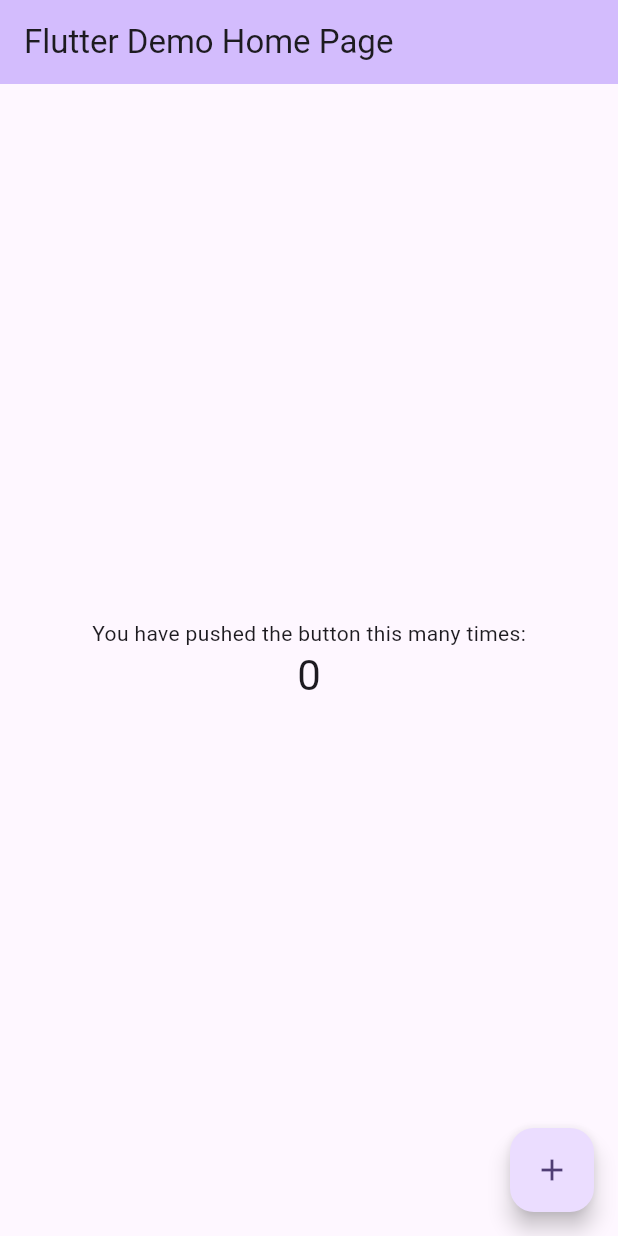
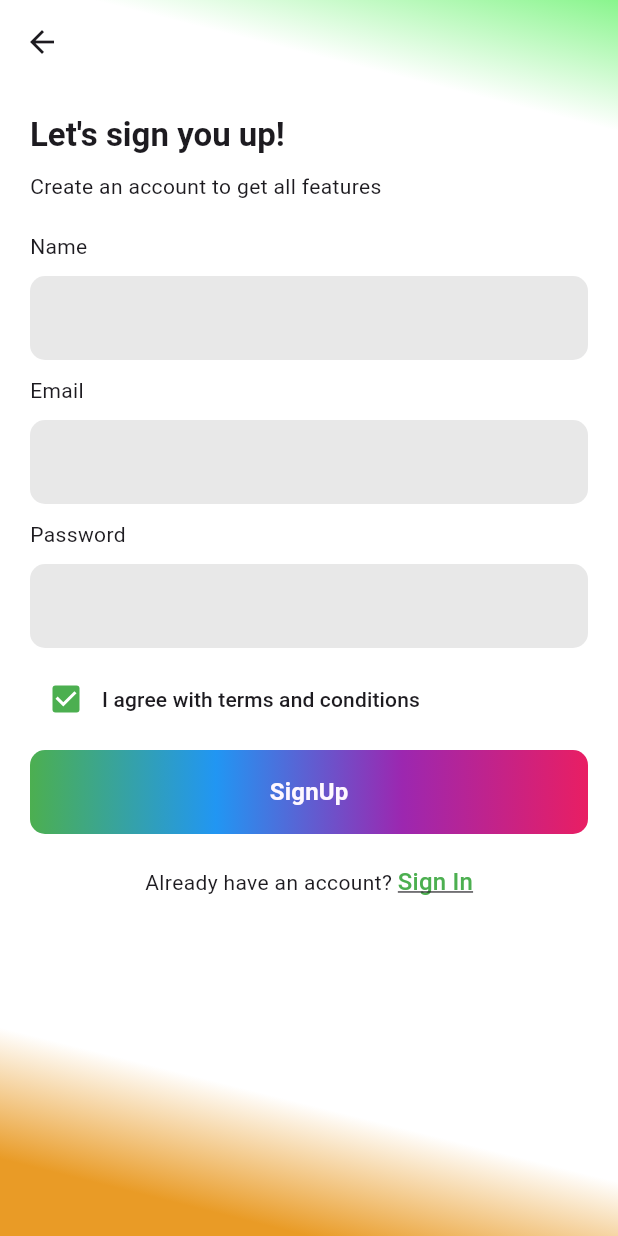
Before and after one commit to VB10/only_code, a Flutter app: the screen it shows after launch, on a phone screen of 412 x 824 dp. Run offline on Flutter 3.47's test engine with Material 3 defaults, Android fonts, the phone set to English and light mode, and no system bars.

Commit message:
Add custom sign up feature to main.dart

```diff
--- /dev/null
+++ b/lib/feature/custom_sign_up/custom_sign_up.dart
@@ -0,0 +1,67 @@
+import 'package:flutter/material.dart';
+import 'package:flutter/widgets.dart';
+import 'package:only_code/feature/custom_sign_up/custom_sign_up_keys.dart';
+
+import 'package:only_code/feature/custom_sign_up/custom_sign_up_mixin.dart';
+import 'package:only_code/feature/custom_sign_up/custom_sign_up_padding.dart';
+import 'package:only_code/feature/custom_sign_up/widget/custom_sign_size_items.dart';
+
+part './widget/custom_sign_header_title.dart';
+part './widget/custom_sign_controller.dart';
+part './widget/custom_sign_button.dart';
+part './widget/custom_sign_check_box.dart';
+part './widget/custom_sign_already.dart';
+part './widget/custom_sign_gradient.dart';
+
+/// Custom sign up view from upplabs
+final class CustomSignUpView extends StatefulWidget {
+  const CustomSignUpView({super.key});
+  @override
+  State<CustomSignUpView> createState() => _CustomSignUpViewState();
+}
+
+class _CustomSignUpViewState extends State<CustomSignUpView>
+    with CustomSignUpMixin {
+  @override
+  Widget build(BuildContext context) {
+    return _CustomSignGradient(
+      child: Scaffold(
+        backgroundColor: Colors.transparent,
+        appBar: AppBar(
+          backgroundColor: Colors.transparent,
+          leading: const BackButton(),
+        ),
+        body: SingleChildScrollView(
+          child: Padding(
+            padding: CustomSignUpPadding.medium.paddingHorizontal,
+            child: Column(
+              crossAxisAlignment: CrossAxisAlignment.start,
+              children: [
+                const _HeaderTitle(),
+                _SignUpTextField(
+                  controller: nameController,
+                  title: CustomSignUpKeys.nameControllerTitle,
+                  keyboardType: TextInputType.name,
+                ),
+                _SignUpTextField(
+                  controller: emailController,
+                  title: CustomSignUpKeys.emailControllerTitle,
+                  keyboardType: TextInputType.emailAddress,
+                ),
+                _SignUpTextField(
+                  controller: passwordController,
+                  title: CustomSignUpKeys.passwordControllerTitle,
+                  obscureText: true,
+                  keyboardType: TextInputType.visiblePassword,
+                ),
+                const _CustomSignCheckBox(),
+                const _CustomSignButton(),
+                const _AlreadyHaveAccount(),
+              ],
+            ),
+          ),
+        ),
+      ),
+    );
+  }
+}
--- /dev/null
+++ b/lib/feature/custom_sign_up/custom_sign_up_keys.dart
@@ -0,0 +1,23 @@
+import 'package:flutter/material.dart';
+
+@immutable
+
+/// Custom sign up keys
+final class CustomSignUpKeys {
+  CustomSignUpKeys._();
+
+  /// Strings
+  static const headerTitle = 'Let\'s sign you up!';
+  static const headerSubtitle = 'Create an account to get all features';
+
+  /// Controllers
+  static const nameControllerTitle = 'Name';
+  static const emailControllerTitle = 'Email';
+  static const passwordControllerTitle = 'Password';
+
+  /// Buttons
+  static const signUpButtonTitle = 'SignUp';
+  static const checkBoxTitle = 'I agree with terms and conditions';
+  static const alreadyHaveAccount = 'Already have an account? ';
+  static const signIn = 'Sign In';
+}
--- /dev/null
+++ b/lib/feature/custom_sign_up/custom_sign_up_mixin.dart
@@ -0,0 +1,17 @@
+import 'package:flutter/material.dart';
+import 'package:only_code/feature/custom_sign_up/custom_sign_up.dart';
+
+/// Custom sign up mixin for custom sign up view
+mixin CustomSignUpMixin on State<CustomSignUpView> {
+  final TextEditingController nameController = TextEditingController();
+  final TextEditingController emailController = TextEditingController();
+  final TextEditingController passwordController = TextEditingController();
+
+  @override
+  void dispose() {
+    super.dispose();
+    nameController.dispose();
+    emailController.dispose();
+    passwordController.dispose();
+  }
+}
--- /dev/null
+++ b/lib/feature/custom_sign_up/custom_sign_up_padding.dart
@@ -0,0 +1,24 @@
+import 'package:flutter/material.dart';
+
+enum CustomSignUpPadding {
+  /// 10
+  low(10),
+
+  /// 20
+  medium(20),
+
+  /// 30
+  high(30);
+
+  final double value;
+  const CustomSignUpPadding(this.value);
+
+  /// All sides padding with [value]
+  EdgeInsets get padding => EdgeInsets.all(value);
+
+  /// Horizontal padding with [value]
+  EdgeInsets get paddingVertical => EdgeInsets.symmetric(vertical: value);
+
+  /// Vertical padding with [value]
+  EdgeInsets get paddingHorizontal => EdgeInsets.symmetric(horizontal: value);
+}
--- /dev/null
+++ b/lib/feature/custom_sign_up/widget/custom_sign_already.dart
@@ -0,0 +1,29 @@
+part of '../custom_sign_up.dart';
+
+final class _AlreadyHaveAccount extends StatelessWidget {
+  const _AlreadyHaveAccount();
+
+  @override
+  Widget build(BuildContext context) {
+    return Padding(
+      padding: CustomSignUpPadding.medium.paddingVertical,
+      child: Center(
+        child: Text.rich(
+          TextSpan(
+            text: CustomSignUpKeys.alreadyHaveAccount,
+            children: [
+              TextSpan(
+                text: CustomSignUpKeys.signIn,
+                style: Theme.of(context).textTheme.titleMedium?.copyWith(
+                      /// TODO: use from theme
+                      color: Colors.green,
+                      decoration: TextDecoration.underline,
+                    ),
+              ),
+            ],
+          ),
+        ),
+      ),
+    );
+  }
+}
--- /dev/null
+++ b/lib/feature/custom_sign_up/widget/custom_sign_button.dart
@@ -0,0 +1,40 @@
+part of '../custom_sign_up.dart';
+
+final class _CustomSignButton extends StatelessWidget {
+  const _CustomSignButton();
+
+  /// TODO: Core
+  /// Theme of the app
+  ThemeData _theme(BuildContext context) => Theme.of(context);
+  @override
+  Widget build(BuildContext context) {
+    return InkWell(
+      onTap: () {},
+      child: SizedBox(
+        height: CustomSignSizeItems.normalButtonHeight,
+        child: DecoratedBox(
+          decoration: BoxDecoration(
+            borderRadius: CustomSignSizeItems.lowRadius,
+            gradient: _ButtonGradient(),
+          ),
+          child: Center(
+            child: Text(
+              CustomSignUpKeys.signUpButtonTitle,
+              style: Theme.of(context).textTheme.titleMedium?.copyWith(
+                    color: _theme(context).colorScheme.background,
+                    fontWeight: FontWeight.w700,
+                  ),
+            ),
+          ),
+        ),
+      ),
+    );
+  }
+}
+
+final class _ButtonGradient extends LinearGradient {
+  _ButtonGradient()
+      : super(
+          colors: [Colors.green, Colors.blue, Colors.purple, Colors.pink],
+        );
+}
--- /dev/null
+++ b/lib/feature/custom_sign_up/widget/custom_sign_check_box.dart
@@ -0,0 +1,24 @@
+part of '../custom_sign_up.dart';
+
+final class _CustomSignCheckBox extends StatelessWidget {
+  const _CustomSignCheckBox();
+  @override
+  Widget build(BuildContext context) {
+    return Padding(
+      padding: EdgeInsets.only(bottom: CustomSignUpPadding.low.value),
+      child: Row(
+        children: [
+          Checkbox(
+            value: true,
+
+            /// TODO: use from theme
+            activeColor: Colors.green,
+            onChanged: (value) {},
+          ),
+          Text(CustomSignUpKeys.checkBoxTitle,
+              style: Theme.of(context).textTheme.titleSmall),
+        ],
+      ),
+    );
+  }
+}
--- /dev/null
+++ b/lib/feature/custom_sign_up/widget/custom_sign_controller.dart
@@ -0,0 +1,47 @@
+part of '../custom_sign_up.dart';
+
+final class _SignUpTextField extends StatelessWidget {
+  const _SignUpTextField({
+    required String title,
+    required TextEditingController controller,
+    bool obscureText = false,
+    TextInputType keyboardType = TextInputType.text,
+  })  : _title = title,
+        _controller = controller,
+        _obscureText = obscureText,
+        _keyboardType = keyboardType;
+
+  final String _title;
+  final TextEditingController _controller;
+  final bool _obscureText;
+  final TextInputType _keyboardType;
+  @override
+  Widget build(BuildContext context) {
+    return Padding(
+      padding: EdgeInsets.only(bottom: CustomSignUpPadding.low.value),
+      child: Column(
+        crossAxisAlignment: CrossAxisAlignment.start,
+        children: [
+          Text(_title),
+          Padding(
+            padding: EdgeInsets.only(top: CustomSignUpPadding.low.value),
+            child: TextField(
+              keyboardType: _keyboardType,
+              obscureText: _obscureText,
+              controller: _controller,
+              decoration: InputDecoration(
+                fillColor:
+                    Theme.of(context).colorScheme.onBackground.withOpacity(0.1),
+                filled: true,
+                border: OutlineInputBorder(
+                  borderRadius: CustomSignSizeItems.lowRadius,
+                  borderSide: BorderSide.none,
+                ),
+              ),
+            ),
+          ),
+        ],
+      ),
+    );
+  }
+}
--- /dev/null
+++ b/lib/feature/custom_sign_up/widget/custom_sign_gradient.dart
@@ -0,0 +1,37 @@
+part of '../custom_sign_up.dart';
+
+/// CustomSignGradient for background
+///
+/// Values [ Green, White, White, Orange ]
+final class _CustomSignGradient extends StatelessWidget {
+  const _CustomSignGradient({required this.child});
+  final Widget child;
+  @override
+  Widget build(BuildContext context) {
+    return Stack(
+      children: [
+        Container(
+          decoration: BoxDecoration(
+            gradient: _GradientBody(),
+          ),
+        ),
+        child,
+      ],
+    );
+  }
+}
+
+final class _GradientBody extends LinearGradient {
+  _GradientBody()
+      : super(
+          stops: const [0, 0.1, 0.9, 1.0],
+          begin: Alignment.topRight,
+          end: Alignment.bottomCenter,
+          colors: [
+            Color.fromARGB(255, 137, 245, 141),
+            Colors.white,
+            Colors.white,
+            Color.fromARGB(255, 233, 155, 38),
+          ],
+        );
+}
--- /dev/null
+++ b/lib/feature/custom_sign_up/widget/custom_sign_header_title.dart
@@ -0,0 +1,29 @@
+part of '../custom_sign_up.dart';
+
+final class _HeaderTitle extends StatelessWidget {
+  const _HeaderTitle();
+
+  @override
+  Widget build(BuildContext context) {
+    return Padding(
+      padding: CustomSignUpPadding.medium.paddingVertical,
+      child: Column(
+        crossAxisAlignment: CrossAxisAlignment.start,
+        children: [
+          Text(CustomSignUpKeys.headerTitle,
+              style: Theme.of(context)
+                  .textTheme
+                  .titleLarge
+                  ?.copyWith(fontWeight: FontWeight.bold)),
+          Padding(
+            padding: EdgeInsets.only(top: CustomSignUpPadding.low.value),
+            child: Text(
+              CustomSignUpKeys.headerSubtitle,
+              style: Theme.of(context).textTheme.bodyMedium,
+            ),
+          ),
+        ],
+      ),
+    );
+  }
+}
--- /dev/null
+++ b/lib/feature/custom_sign_up/widget/custom_sign_size_items.dart
@@ -0,0 +1,13 @@
+import 'package:flutter/material.dart';
+
+final class CustomSignSizeItems {
+  const CustomSignSizeItems._();
+
+  /// MARK: Be separete for all values
+
+  /// Radius value is 10
+  static final lowRadius = BorderRadius.circular(10);
+
+  /// Button height is 56
+  static const normalButtonHeight = 56.0;
+}
--- a/lib/main.dart
+++ b/lib/main.dart
@@ -1,125 +1,16 @@
 import 'package:flutter/material.dart';
+import 'package:only_code/feature/custom_sign_up/custom_sign_up.dart';
 
-void main() {
-  runApp(const MyApp());
-}
+void main() => runApp(const MyApp());
 
 class MyApp extends StatelessWidget {
   const MyApp({super.key});
 
-  // This widget is the root of your application.
   @override
   Widget build(BuildContext context) {
     return MaterialApp(
-      title: 'Flutter Demo',
-      theme: ThemeData(
-        // This is the theme of your application.
-        //
-        // TRY THIS: Try running your application with "flutter run". You'll see
-        // the application has a purple toolbar. Then, without quitting the app,
-        // try changing the seedColor in the colorScheme below to Colors.green
-        // and then invoke "hot reload" (save your changes or press the "hot
-        // reload" button in a Flutter-supported IDE, or press "r" if you used
-        // the command line to start the app).
-        //
-        // Notice that the counter didn't reset back to zero; the application
-        // state is not lost during the reload. To reset the state, use hot
-        // restart instead.
-        //
-        // This works for code too, not just values: Most code changes can be
-        // tested with just a hot reload.
-        colorScheme: ColorScheme.fromSeed(seedColor: Colors.deepPurple),
-        useMaterial3: true,
-      ),
-      home: const MyHomePage(title: 'Flutter Demo Home Page'),
+      title: 'Material App',
+      home: CustomSignUpView(),
     );
   }
 }
-
-class MyHomePage extends StatefulWidget {
-  const MyHomePage({super.key, required this.title});
-
-  // This widget is the home page of your application. It is stateful, meaning
-  // that it has a State object (defined below) that contains fields that affect
-  // how it looks.
-
-  // This class is the configuration for the state. It holds the values (in this
-  // case the title) provided by the parent (in this case the App widget) and
-  // used by the build method of the State. Fields in a Widget subclass are
-  // always marked "final".
-
-  final String title;
-
-  @override
-  State<MyHomePage> createState() => _MyHomePageState();
-}
-
-class _MyHomePageState extends State<MyHomePage> {
-  int _counter = 0;
-
-  void _incrementCounter() {
-    setState(() {
-      // This call to setState tells the Flutter framework that something has
-      // changed in this State, which causes it to rerun the build method below
-      // so that the display can reflect the updated values. If we changed
-      // _counter without calling setState(), then the build method would not be
-      // called again, and so nothing would appear to happen.
-      _counter++;
-    });
-  }
-
-  @override
-  Widget build(BuildContext context) {
-    // This method is rerun every time setState is called, for instance as done
-    // by the _incrementCounter method above.
-    //
-    // The Flutter framework has been optimized to make rerunning build methods
-    // fast, so that you can just rebuild anything that needs updating rather
-    // than having to individually change instances of widgets.
-    return Scaffold(
-      appBar: AppBar(
-        // TRY THIS: Try changing the color here to a specific color (to
-        // Colors.amber, perhaps?) and trigger a hot reload to see the AppBar
-        // change color while the other colors stay the same.
-        backgroundColor: Theme.of(context).colorScheme.inversePrimary,
-        // Here we take the value from the MyHomePage object that was created by
-        // the App.build method, and use it to set our appbar title.
-        title: Text(widget.title),
-      ),
-      body: Center(
-        // Center is a layout widget. It takes a single child and positions it
-        // in the middle of the parent.
-        child: Column(
-          // Column is also a layout widget. It takes a list of children and
-          // arranges them vertically. By default, it sizes itself to fit its
-          // children horizontally, and tries to be as tall as its parent.
-          //
-          // Column has various properties to control how it sizes itself and
-          // how it positions its children. Here we use mainAxisAlignment to
-          // center the children vertically; the main axis here is the vertical
-          // axis because Columns are vertical (the cross axis would be
-          // horizontal).
-          //
-          // TRY THIS: Invoke "debug painting" (choose the "Toggle Debug Paint"
-          // action in the IDE, or press "p" in the console), to see the
-          // wireframe for each widget.
-          mainAxisAlignment: MainAxisAlignment.center,
-          children: <Widget>[
-            const Text(
-              'You have pushed the button this many times:',
-            ),
-            Text(
-              '$_counter',
-              style: Theme.of(context).textTheme.headlineMedium,
-            ),
-          ],
-        ),
-      ),
-      floatingActionButton: FloatingActionButton(
-        onPressed: _incrementCounter,
-        tooltip: 'Increment',
-        child: const Icon(Icons.add),
-      ), // This trailing comma makes auto-formatting nicer for build methods.
-    );
-  }
-}
```
Also changed, not shown: theme.png (added), 1 other file.
